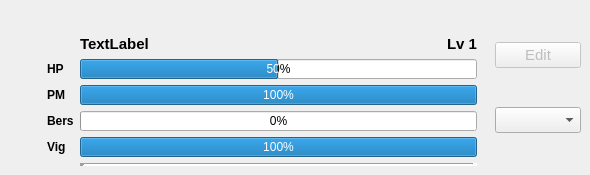
The window that app/view/forms/heropanel.ui (r0nd0ud0u/qt-rpg) describes before a commit, drawn with Qt 5.
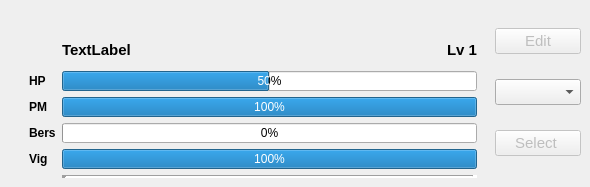
The same window after the commit. Custom widgets are drawn as their Qt base class.

The edit to the form file:
```diff
--- a/app/view/forms/heropanel.ui
+++ b/app/view/forms/heropanel.ui
@@ -7,7 +7,7 @@
     <x>0</x>
     <y>0</y>
     <width>590</width>
-    <height>161</height>
+    <height>187</height>
    </rect>
   </property>
   <property name="windowTitle">
@@ -126,7 +126,6 @@
           <verstretch>0</verstretch>
          </sizepolicy>
         </property>
-        <layout class="QVBoxLayout" name="verticalLayout_6"/>
        </widget>
       </item>
       <item>
@@ -404,6 +403,16 @@
          <item>
           <widget class="QComboBox" name="form_comboBox"/>
          </item>
+         <item>
+          <widget class="QPushButton" name="pushButton">
+           <property name="enabled">
+            <bool>false</bool>
+           </property>
+           <property name="text">
+            <string>Select </string>
+           </property>
+          </widget>
+         </item>
         </layout>
        </widget>
       </item>
```
Left out of the diff: 19 changed lines with no effect on the pictures.
